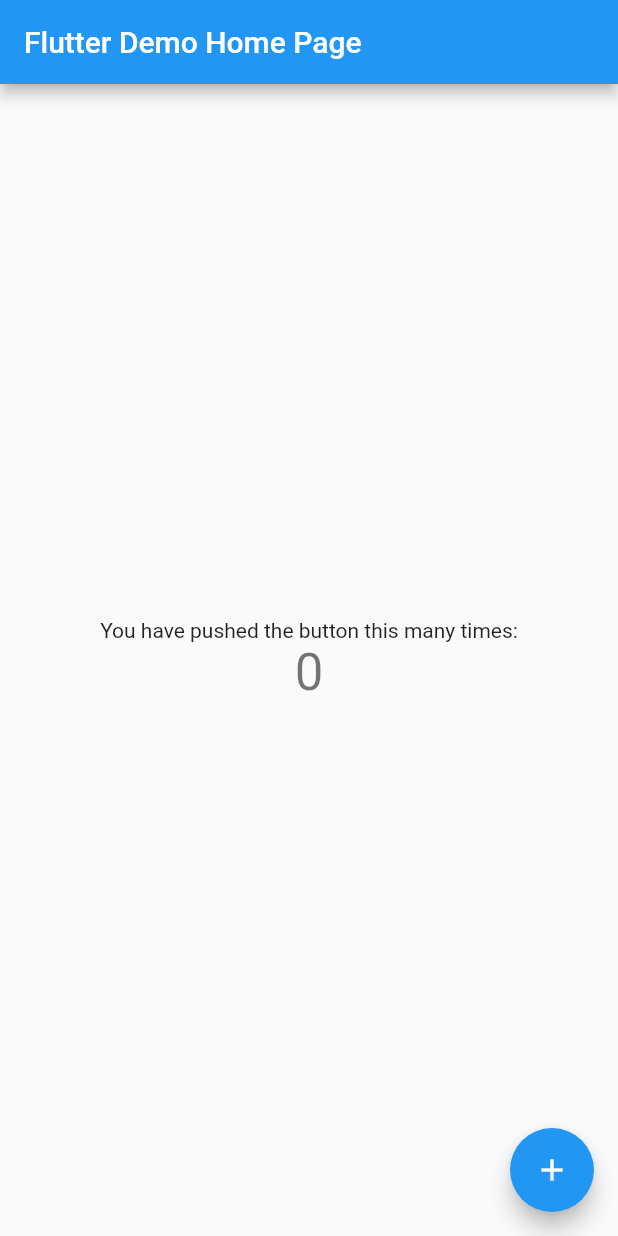
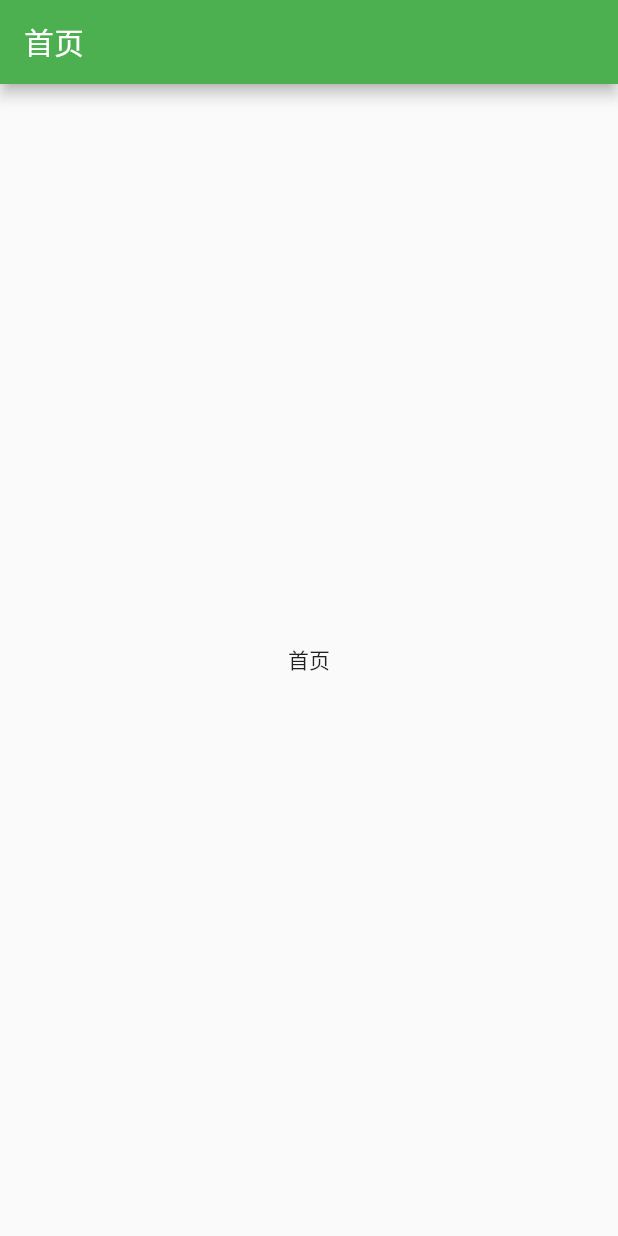
Before and after one commit to ChinaShrimp/spend_tracker, a Flutter app: the screen it shows after launch, on a phone screen of 412 x 824 dp. Run offline on Flutter 3.47's test engine with Material 2 defaults, Android fonts, the phone set to English and light mode, and no system bars.

Commit message:
finish creating initial home page

```diff
--- /dev/null
+++ b/lib/application.dart
@@ -0,0 +1,15 @@
+import 'package:flutter/material.dart';
+
+import 'pages/home/home_page.dart';
+
+class Application extends StatelessWidget {
+  @override
+  Widget build(BuildContext context) {
+    return MaterialApp(
+      title: 'Spend Tracker',
+      theme: ThemeData(primarySwatch: Colors.green),
+      debugShowCheckedModeBanner: false,
+      home: HomePage(),
+    );
+  }
+}
--- a/lib/main.dart
+++ b/lib/main.dart
@@ -1,111 +1,5 @@
 import 'package:flutter/material.dart';
 
-void main() => runApp(MyApp());
+import 'application.dart';
 
-class MyApp extends StatelessWidget {
-  // This widget is the root of your application.
-  @override
-  Widget build(BuildContext context) {
-    return MaterialApp(
-      title: 'Flutter Demo',
-      theme: ThemeData(
-        // This is the theme of your application.
-        //
-        // Try running your application with "flutter run". You'll see the
-        // application has a blue toolbar. Then, without quitting the app, try
-        // changing the primarySwatch below to Colors.green and then invoke
-        // "hot reload" (press "r" in the console where you ran "flutter run",
-        // or simply save your changes to "hot reload" in a Flutter IDE).
-        // Notice that the counter didn't reset back to zero; the application
-        // is not restarted.
-        primarySwatch: Colors.blue,
-      ),
-      home: MyHomePage(title: 'Flutter Demo Home Page'),
-    );
-  }
-}
-
-class MyHomePage extends StatefulWidget {
-  MyHomePage({Key key, this.title}) : super(key: key);
-
-  // This widget is the home page of your application. It is stateful, meaning
-  // that it has a State object (defined below) that contains fields that affect
-  // how it looks.
-
-  // This class is the configuration for the state. It holds the values (in this
-  // case the title) provided by the parent (in this case the App widget) and
-  // used by the build method of the State. Fields in a Widget subclass are
-  // always marked "final".
-
-  final String title;
-
-  @override
-  _MyHomePageState createState() => _MyHomePageState();
-}
-
-class _MyHomePageState extends State<MyHomePage> {
-  int _counter = 0;
-
-  void _incrementCounter() {
-    setState(() {
-      // This call to setState tells the Flutter framework that something has
-      // changed in this State, which causes it to rerun the build method below
-      // so that the display can reflect the updated values. If we changed
-      // _counter without calling setState(), then the build method would not be
-      // called again, and so nothing would appear to happen.
-      _counter++;
-    });
-  }
-
-  @override
-  Widget build(BuildContext context) {
-    // This method is rerun every time setState is called, for instance as done
-    // by the _incrementCounter method above.
-    //
-    // The Flutter framework has been optimized to make rerunning build methods
-    // fast, so that you can just rebuild anything that needs updating rather
-    // than having to individually change instances of widgets.
-    return Scaffold(
-      appBar: AppBar(
-        // Here we take the value from the MyHomePage object that was created by
-        // the App.build method, and use it to set our appbar title.
-        title: Text(widget.title),
-      ),
-      body: Center(
-        // Center is a layout widget. It takes a single child and positions it
-        // in the middle of the parent.
-        child: Column(
-          // Column is also a layout widget. It takes a list of children and
-          // arranges them vertically. By default, it sizes itself to fit its
-          // children horizontally, and tries to be as tall as its parent.
-          //
-          // Invoke "debug painting" (press "p" in the console, choose the
-          // "Toggle Debug Paint" action from the Flutter Inspector in Android
-          // Studio, or the "Toggle Debug Paint" command in Visual Studio Code)
-          // to see the wireframe for each widget.
-          //
-          // Column has various properties to control how it sizes itself and
-          // how it positions its children. Here we use mainAxisAlignment to
-          // center the children vertically; the main axis here is the vertical
-          // axis because Columns are vertical (the cross axis would be
-          // horizontal).
-          mainAxisAlignment: MainAxisAlignment.center,
-          children: <Widget>[
-            Text(
-              'You have pushed the button this many times:',
-            ),
-            Text(
-              '$_counter',
-              style: Theme.of(context).textTheme.display1,
-            ),
-          ],
-        ),
-      ),
-      floatingActionButton: FloatingActionButton(
-        onPressed: _incrementCounter,
-        tooltip: 'Increment',
-        child: Icon(Icons.add),
-      ), // This trailing comma makes auto-formatting nicer for build methods.
-    );
-  }
-}
+void main() => runApp(Application());
--- /dev/null
+++ b/lib/pages/home/home_page.dart
@@ -0,0 +1,11 @@
+import 'package:flutter/material.dart';
+
+class HomePage extends StatelessWidget {
+  @override
+  Widget build(BuildContext context) {
+    return Container(
+      child: Scaffold(
+          appBar: AppBar(title: Text('首页')), body: Center(child: Text('首页'))),
+    );
+  }
+}
```
